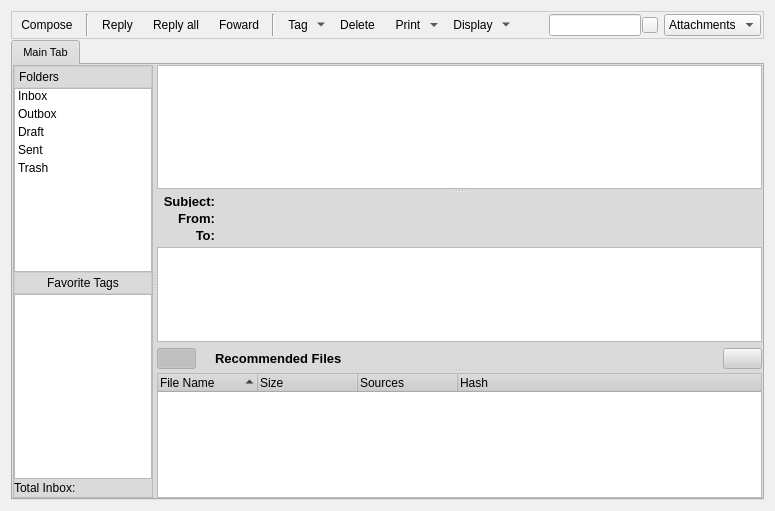
RetroShare/RetroShare, file retroshare-gui/src/gui/MessagesDialog.ui: the form before one commit.
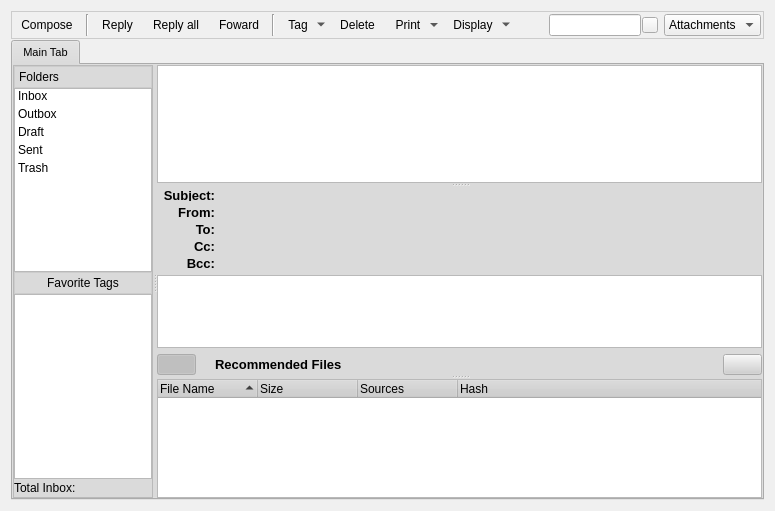
The form after the commit. Icons and pictures are not drawn.

Commit message: Show Cc and Bcc in MessagesDialog if available. Send message to friend with a click on To, Cc or Bcc label.

The edit to the form file:
```diff
--- a/retroshare-gui/src/gui/MessagesDialog.ui
+++ b/retroshare-gui/src/gui/MessagesDialog.ui
@@ -1546,9 +1546,6 @@
                      <pointsize>9</pointsize>
                     </font>
                    </property>
-                   <property name="text">
-                    <string/>
-                   </property>
                    <property name="scaledContents">
                     <bool>true</bool>
                    </property>
@@ -1612,9 +1609,93 @@
                  </item>
                  <item row="2" column="2" colspan="2">
                   <widget class="QLabel" name="toText">
+                   <property name="wordWrap">
+                    <bool>true</bool>
+                   </property>
+                  </widget>
+                 </item>
+                 <item row="3" column="0">
+                  <widget class="QLabel" name="cclabel">
+                   <property name="sizePolicy">
+                    <sizepolicy hsizetype="Expanding" vsizetype="Fixed">
+                     <horstretch>0</horstretch>
+                     <verstretch>0</verstretch>
+                    </sizepolicy>
+                   </property>
+                   <property name="minimumSize">
+                    <size>
+                     <width>0</width>
+                     <height>12</height>
+                    </size>
+                   </property>
+                   <property name="maximumSize">
+                    <size>
+                     <width>16777215</width>
+                     <height>10</height>
+                    </size>
+                   </property>
+                   <property name="font">
+                    <font>
+                     <pointsize>10</pointsize>
+                     <weight>75</weight>
+                     <bold>true</bold>
+                    </font>
+                   </property>
                    <property name="text">
-                    <string/>
+                    <string>Cc:</string>
                    </property>
+                   <property name="alignment">
+                    <set>Qt::AlignRight|Qt::AlignTrailing|Qt::AlignVCenter</set>
+                   </property>
+                   <property name="wordWrap">
+                    <bool>false</bool>
+                   </property>
+                  </widget>
+                 </item>
+                 <item row="4" column="0">
+                  <widget class="QLabel" name="bcclabel">
+                   <property name="sizePolicy">
+                    <sizepolicy hsizetype="Expanding" vsizetype="Fixed">
+                     <horstretch>0</horstretch>
+                     <verstretch>0</verstretch>
+                    </sizepolicy>
+                   </property>
+                   <property name="minimumSize">
+                    <size>
+                     <width>0</width>
+                     <height>12</height>
+                    </size>
+                   </property>
+                   <property name="maximumSize">
+                    <size>
+                     <width>16777215</width>
+                     <height>10</height>
+                    </size>
+                   </property>
+                   <property name="font">
+                    <font>
+                     <pointsize>10</pointsize>
+                     <weight>75</weight>
+                     <bold>true</bold>
+                    </font>
+                   </property>
+                   <property name="text">
+                    <string>Bcc:</string>
+                   </property>
+                   <property name="alignment">
+                    <set>Qt::AlignRight|Qt::AlignTrailing|Qt::AlignVCenter</set>
+                   </property>
+                  </widget>
+                 </item>
+                 <item row="3" column="2" colspan="2">
+                  <widget class="QLabel" name="ccText">
+                   <property name="wordWrap">
+                    <bool>true</bool>
+                   </property>
+                  </widget>
+                 </item>
+                 <item row="4" column="2" colspan="2">
+                  <widget class="QLabel" name="bccText">
                    <property name="wordWrap">
                     <bool>true</bool>
                    </property>
```
The commit also changes 5 other files.
